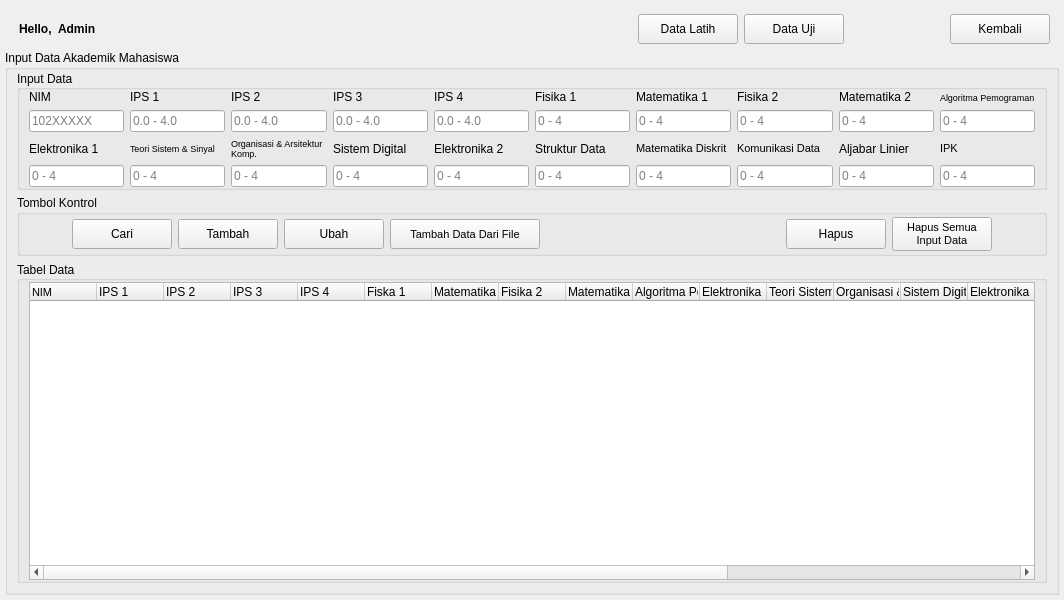
Qt form gui/gui_kelola.ui (mafr017/BNN_GPA) before a commit.
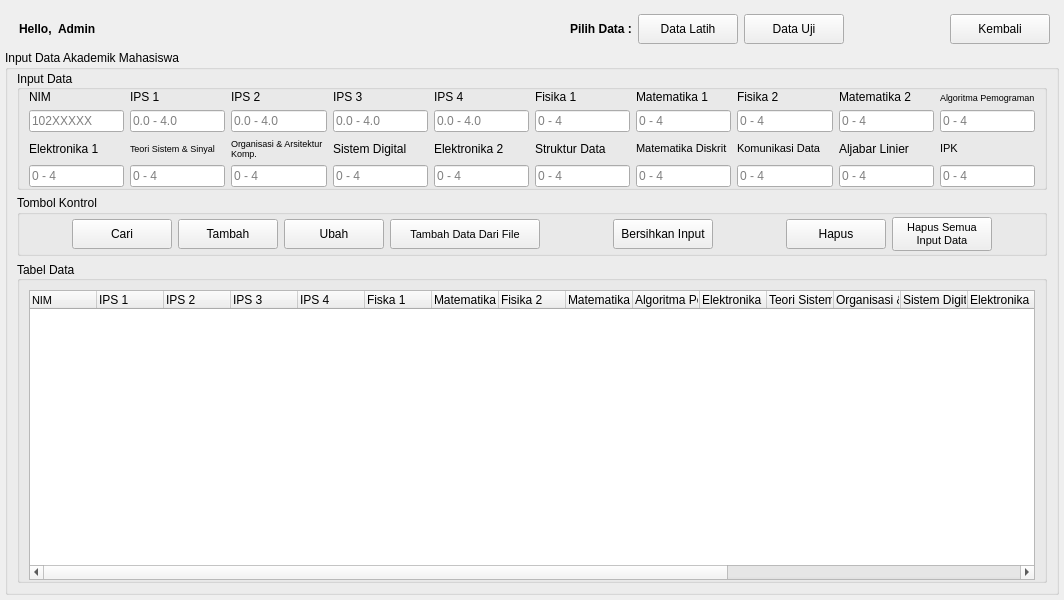
The same form after that commit. Icons and pictures are not drawn.

Patch:
```diff
--- a/gui/gui_kelola.ui
+++ b/gui/gui_kelola.ui
@@ -111,6 +111,37 @@
          </property>
         </spacer>
        </item>
+       <item>
+        <widget class="QLabel" name="lHelo_2">
+         <property name="sizePolicy">
+          <sizepolicy hsizetype="Minimum" vsizetype="Preferred">
+           <horstretch>0</horstretch>
+           <verstretch>0</verstretch>
+          </sizepolicy>
+         </property>
+         <property name="maximumSize">
+          <size>
+           <width>16777215</width>
+           <height>16777215</height>
+          </size>
+         </property>
+         <property name="font">
+          <font>
+           <weight>75</weight>
+           <bold>true</bold>
+          </font>
+         </property>
+         <property name="text">
+          <string>Pilih Data :</string>
+         </property>
+         <property name="margin">
+          <number>0</number>
+         </property>
+         <property name="indent">
+          <number>5</number>
+         </property>
+        </widget>
+       </item>
        <item>
         <widget class="QPushButton" name="pbLatih">
          <property name="minimumSize">
@@ -995,6 +1026,32 @@
             </property>
            </widget>
           </item>
+          <item>
+           <spacer name="horizontalSpacer_6">
+            <property name="orientation">
+             <enum>Qt::Horizontal</enum>
+            </property>
+            <property name="sizeHint" stdset="0">
+             <size>
+              <width>40</width>
+              <height>20</height>
+             </size>
+            </property>
+           </spacer>
+          </item>
+          <item>
+           <widget class="QPushButton" name="pbClear">
+            <property name="minimumSize">
+             <size>
+              <width>100</width>
+              <height>30</height>
+             </size>
+            </property>
+            <property name="text">
+             <string>Bersihkan Input</string>
+            </property>
+           </widget>
+          </item>
           <item>
            <spacer name="horizontalSpacer_2">
             <property name="orientation">
@@ -1083,6 +1140,12 @@
        </item>
        <item>
         <widget class="QGroupBox" name="glistdata">
+         <property name="font">
+          <font>
+           <weight>50</weight>
+           <bold>false</bold>
+          </font>
+         </property>
          <property name="title">
           <string>Tabel Data</string>
          </property>
@@ -1097,7 +1160,7 @@
          </property>
          <layout class="QHBoxLayout" name="horizontalLayout">
           <property name="topMargin">
-           <number>1</number>
+           <number>9</number>
           </property>
           <property name="bottomMargin">
            <number>0</number>
```
Left out of the diff: 11 changed lines with no effect on the pictures.
